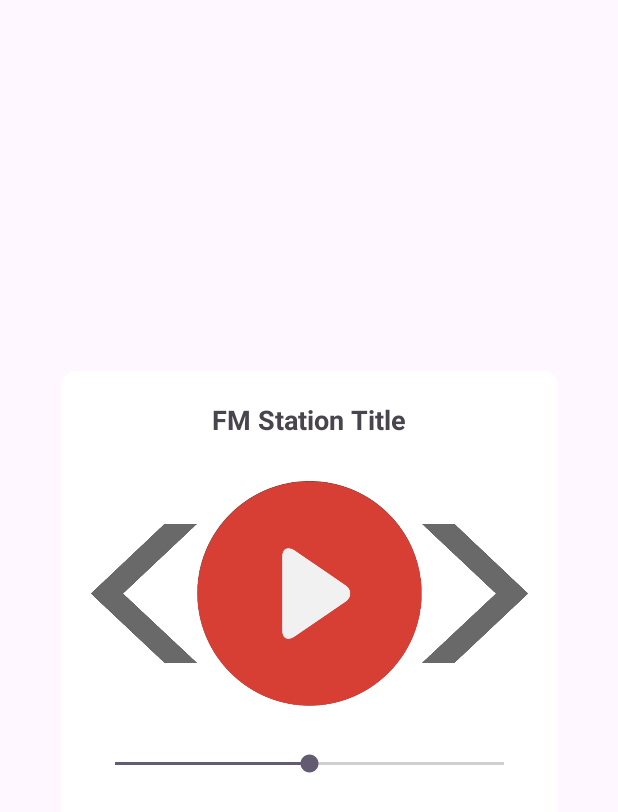
After one commit to MarcoGonzalezDLSU/MOBDEVE-RADIOWAVE, an Android app: the layout fm_player.xml on its own in the app's theme, with its tools: preview values and no code run, on a phone screen of 412 x 824 dp. The commit adds this screen. Shown: the top 812 px of the screen. Run offline under Robolectric (Android 15) with nearby library versions, the phone set to English and light mode, and no system bars.

Commit message:
Master Updated

```diff
--- a/app/src/main/java/com/mobdeve/radiowave/MyAdapterFM.java
+++ b/app/src/main/java/com/mobdeve/radiowave/MyAdapterFM.java
@@ -1,14 +1,15 @@
 package com.mobdeve.radiowave;
 
 import android.content.Context;
+import android.content.Intent;
 import android.view.LayoutInflater;
 import android.view.View;
 import android.view.ViewGroup;
+import android.widget.ImageView;
+import android.widget.TextView;
 import androidx.annotation.NonNull;
 import androidx.recyclerview.widget.RecyclerView;
 
-import android.widget.ImageView;
-import android.widget.TextView;
 
 public class MyAdapterFM extends RecyclerView.Adapter<MyAdapterFM.ViewHolder> {
     private Context context;
@@ -28,7 +29,7 @@ public class MyAdapterFM extends RecyclerView.Adapter<MyAdapterFM.ViewHolder> {
 
     @Override
     public void onBindViewHolder(@NonNull ViewHolder holder, int position) {
-        holder.bind(position);
+        holder.bind(fmradiostations[position]);
     }
 
     @Override
@@ -36,7 +37,7 @@ public class MyAdapterFM extends RecyclerView.Adapter<MyAdapterFM.ViewHolder> {
         return fmradiostations.length;
     }
 
-    public class ViewHolder extends RecyclerView.ViewHolder {
+    public class ViewHolder extends RecyclerView.ViewHolder implements View.OnClickListener {
         ImageView imageView;
         TextView tvFMstationname;
         TextView tvFMstationlink;
@@ -46,10 +47,12 @@ public class MyAdapterFM extends RecyclerView.Adapter<MyAdapterFM.ViewHolder> {
             imageView = itemView.findViewById(R.id.imageView);
             tvFMstationname = itemView.findViewById(R.id.tvFMstationname);
             tvFMstationlink = itemView.findViewById(R.id.tvFMstationlink);
+
+            // Set click listener on the item
+            itemView.setOnClickListener(this);
         }
 
-        public void bind(int position) {
-            FMradiostationsClass station = fmradiostations[position];
+        public void bind(FMradiostationsClass station) {
             // Set the station name
             tvFMstationname.setText(station.getstationname());
             // Set the station link
@@ -57,5 +60,19 @@ public class MyAdapterFM extends RecyclerView.Adapter<MyAdapterFM.ViewHolder> {
             // Set the station image
             imageView.setImageResource(R.drawable.rvimgstationcontainer); // Assuming you have a default image in your drawable folder
         }
+
+        @Override
+        public void onClick(View v) {
+            // Handle item click
+            int position = getAdapterPosition();
+            if (position != RecyclerView.NO_POSITION) {
+                // Navigate to FMPlayerActivity
+                Intent intent = new Intent(context, FMListActivity.class);
+                // Pass any necessary data to the activity
+                intent.putExtra("station_name", fmradiostations[position].getstationname());
+                context.startActivity(intent);
+            }
+        }
+
     }
 }
--- /dev/null
+++ b/app/src/main/res/drawable/background_blur.xml
@@ -0,0 +1,7 @@
+<?xml version="1.0" encoding="utf-8"?>
+<shape xmlns:android="http://schemas.android.com/apk/res/android">
+    <!-- Adjust the alpha value to make the color darker -->
+    <solid android:color="@color/white" /> <!-- semi-transparent black color -->
+    <corners android:radius="10dp" /> <!-- rounded corners, adjust radius as needed -->
+    <padding android:left="5dp" android:top="5dp" android:right="5dp" android:bottom="5dp" /> <!-- padding to avoid clipping -->
+</shape>
--- /dev/null
+++ b/app/src/main/res/layout/fm_player.xml
@@ -0,0 +1,70 @@
+<?xml version="1.0" encoding="utf-8"?>
+<androidx.constraintlayout.widget.ConstraintLayout xmlns:android="http://schemas.android.com/apk/res/android"
+    xmlns:app="http://schemas.android.com/apk/res-auto"
+    xmlns:tools="http://schemas.android.com/tools"
+    android:layout_width="match_parent"
+    android:layout_height="match_parent">
+
+    <LinearLayout
+        android:id="@+id/llPlayerContainer"
+        android:layout_width="331dp"
+        android:layout_height="330dp"
+        android:background="@drawable/background_blur"
+        android:orientation="vertical"
+        android:padding="20dp"
+        app:layout_constraintBottom_toBottomOf="parent"
+        app:layout_constraintEnd_toEndOf="parent"
+        app:layout_constraintStart_toStartOf="parent"
+        app:layout_constraintTop_toTopOf="parent">
+
+
+        <!-- Title of the FM station -->
+        <TextView
+            android:id="@+id/tvFMStationTitle"
+            android:layout_width="match_parent"
+            android:layout_height="wrap_content"
+            android:gravity="center"
+            android:text="FM Station Title"
+            android:textSize="18sp"
+            android:textStyle="bold" />
+
+        <!-- Player Controls -->
+        <LinearLayout
+            android:layout_width="match_parent"
+            android:layout_height="wrap_content"
+            android:orientation="horizontal">
+
+            <!-- Previous Station Button -->
+            <ImageView
+                android:id="@+id/NextBack"
+                android:layout_width="0dp"
+                android:layout_height="match_parent"
+                android:layout_weight="1"
+                android:contentDescription="TODO"
+                app:srcCompat="@drawable/imagepreviosstation" />
+
+            <!-- Play Button -->
+            <ImageView
+                android:id="@+id/Play"
+                android:layout_width="150dp"
+                android:layout_height="207dp"
+                app:srcCompat="@drawable/imageplay" />
+
+            <!-- Next Station Button -->
+            <ImageView
+                android:id="@+id/NextFront"
+                android:layout_width="0dp"
+                android:layout_height="207dp"
+                android:layout_weight="1"
+                app:srcCompat="@drawable/imagenextstation" />
+        </LinearLayout>
+
+        <!-- Volume Control -->
+        <SeekBar
+            android:id="@+id/seekBarVolume"
+            android:layout_width="match_parent"
+            android:layout_height="20dp"
+            android:max="100"
+            android:progress="50" />
+    </LinearLayout>
+</androidx.constraintlayout.widget.ConstraintLayout>
--- a/app/src/main/res/layout/fmlistpage.xml
+++ b/app/src/main/res/layout/fmlistpage.xml
@@ -55,4 +55,5 @@
         app:layout_constraintStart_toStartOf="parent"
         app:layout_constraintTop_toTopOf="@+id/btnToAM" />
 
+
 </androidx.constraintlayout.widget.ConstraintLayout>
```
